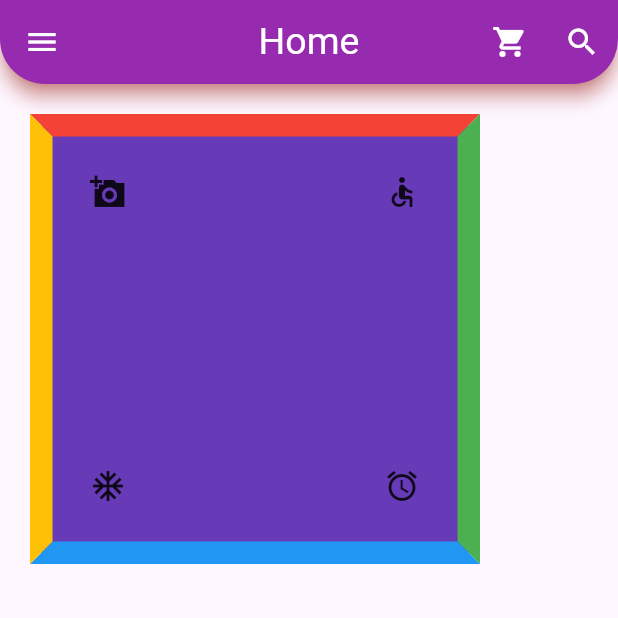
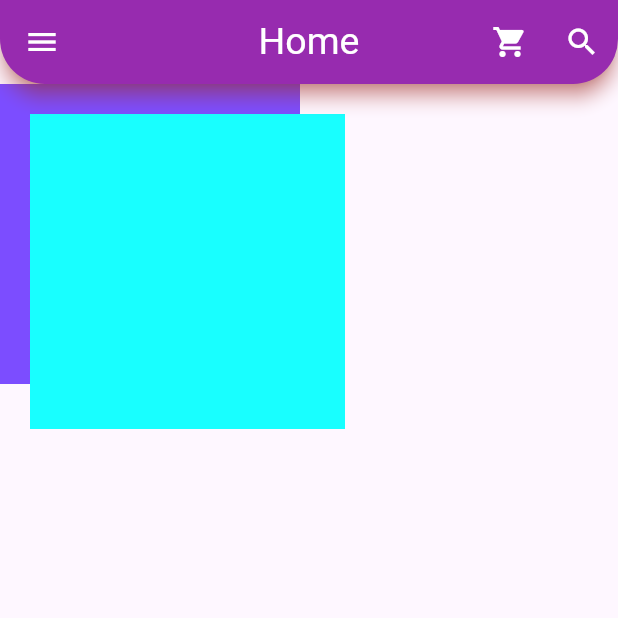
Before and after one commit to rifatalam26/my-first-app, a Flutter app: the screen it shows after launch, on a phone screen of 412 x 824 dp, the top half of it. Run offline on Flutter 3.47's test engine with Material 3 defaults, Android fonts, the phone set to English and light mode, and no system bars.

Commit message:
container Stack practice

```diff
--- a/lib/main.dart
+++ b/lib/main.dart
@@ -45,36 +45,60 @@ class _HomePageState extends State<HomePage> {
           borderRadius: BorderRadius.vertical(bottom: Radius.circular(30)),
         ),
       ),
-      body: Stack(
-        children: [
-          Container(
-              padding: EdgeInsets.all(20),
-              margin: EdgeInsets.all(20),
-              height: 300,
-              width: 300,
-              decoration: BoxDecoration(
-                border: Border(
-                    top: BorderSide(color: Colors.red, width: 15),
-                    bottom: BorderSide(color: Colors.blue, width: 15),
-                    right: BorderSide(color: Colors.green, width: 15),
-                    left: BorderSide(color: Colors.amber, width: 15)),
-                color: Colors.deepPurple,
+      // body: Stack(
+      //   children: [
+      //     Container(
+      //         padding: EdgeInsets.all(20),
+      //         margin: EdgeInsets.all(20),
+      //         height: 300,
+      //         width: 300,
+      //         decoration: BoxDecoration(
+      //           border: Border(
+      //               top: BorderSide(color: Colors.red, width: 15),
+      //               bottom: BorderSide(color: Colors.blue, width: 15),
+      //               right: BorderSide(color: Colors.green, width: 15),
+      //               left: BorderSide(color: Colors.amber, width: 15)),
+      //           color: Colors.deepPurple,
+      //         ),
+      //         child: const Column(
+      //           mainAxisAlignment: MainAxisAlignment.spaceEvenly,
+      //           crossAxisAlignment: CrossAxisAlignment.start,
+      //           children: [
+      //             // Center(
+      //             //   child: Icon(Icons.account_circle_sharp),
+      //             // ),
+      //           ],
+      //         )),
+      //     Positioned(left: 60, top: 60, child: Icon(Icons.add_a_photo_sharp)),
+      //     Positioned(left: 60, bottom: 60, child: Icon(Icons.ac_unit_outlined)),
+      //     Positioned(bottom: 60, right: 60, child: Icon(Icons.access_alarm)),
+      //     Positioned(top: 60, right: 60, child: Icon(Icons.accessible)),
+      //   ],
+      // )
+      body: Container(
+        width: 250,
+        height: 250,
+        child: Stack(
+          children: [
+            Container(
+              height: 200,
+              width: 200,
+              color: Colors.deepPurpleAccent,
+            ),
+            Positioned(
+              top: 20,
+              bottom: 20,
+              left: 20,
+              right: 20,
+              child: Container(
+                height: 150,
+                width: 150,
+                color: Colors.cyanAccent,
               ),
-              child: const Column(
-                mainAxisAlignment: MainAxisAlignment.spaceEvenly,
-                crossAxisAlignment: CrossAxisAlignment.start,
-                children: [
-                  // Center(
-                  //   child: Icon(Icons.account_circle_sharp),
-                  // ),
-                ],
-              )),
-          Positioned(left: 60, top: 60, child: Icon(Icons.add_a_photo_sharp)),
-          Positioned(left: 60, bottom: 60, child: Icon(Icons.ac_unit_outlined)),
-          Positioned(bottom: 60, right: 60, child: Icon(Icons.access_alarm)),
-          Positioned(top: 60, right: 60, child: Icon(Icons.accessible)),
-        ],
-      )
+            )
+          ],
+        ),
+      ),
     );
   }
 }
```
